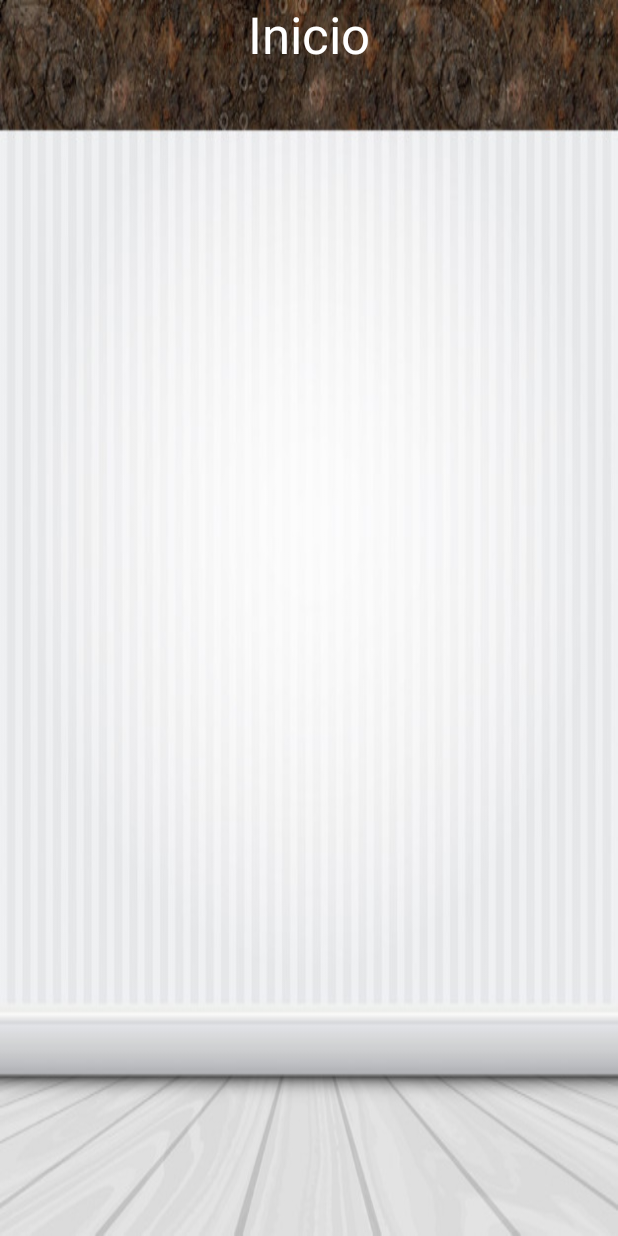
After one commit to MoONStterTeixi/Social-Network, an Android app: the layout activity_welcomev2.xml on its own in the app's theme, with its tools: preview values and no code run, on a phone screen of 412 x 824 dp. The commit adds this screen. Run offline under Robolectric (Android 15) with nearby library versions, the phone set to English and light mode, and no system bars.

```diff
--- a/EpidemicGames/app/src/main/AndroidManifest.xml
+++ b/EpidemicGames/app/src/main/AndroidManifest.xml
@@ -33,6 +33,7 @@
         <activity android:name=".NewsActivity" />
         <activity android:name=".GamesActivity" />
         <activity android:name=".AboutActivity" />
+        <activity android:name=".Welcomev2Activity"></activity>
     </application>
 
 </manifest>
--- a/EpidemicGames/app/src/main/java/com/moonstterinc/epidemicgames/epidemicgames/LoginActivity.java
+++ b/EpidemicGames/app/src/main/java/com/moonstterinc/epidemicgames/epidemicgames/LoginActivity.java
@@ -221,7 +221,11 @@ public class LoginActivity extends AppCompatActivity {
 
                 DataClass.GlobalUser = User.GetObj(DataClass.UserJson);
                 //Toast.makeText(this, "Input Validation Success", Toast.LENGTH_LONG).show();
-                Intent Intent = new Intent(this, WelcomeActivity.class);
+                /*Intent Intent = new Intent(this, WelcomeActivity.class);
+                startActivity(Intent);
+                finish();*/
+
+                Intent Intent = new Intent(this,  Welcomev2Activity.class);
                 startActivity(Intent);
                 finish();
             }
--- /dev/null
+++ b/EpidemicGames/app/src/main/res/layout/activity_welcomev2.xml
@@ -0,0 +1,37 @@
+<?xml version="1.0" encoding="utf-8"?>
+<LinearLayout xmlns:android="http://schemas.android.com/apk/res/android"
+    xmlns:app="http://schemas.android.com/apk/res-auto"
+    xmlns:tools="http://schemas.android.com/tools"
+    android:layout_width="match_parent"
+    android:layout_height="match_parent"
+    android:background="@drawable/bg_welcome"
+    android:orientation="vertical"
+    android:weightSum="10"
+    tools:context=".Welcomev2Activity">
+
+    <RelativeLayout
+        android:layout_width="match_parent"
+        android:layout_height="0dp"
+        android:layout_weight="2">
+
+        <TextView
+            android:id="@+id/TextGrid"
+            android:layout_width="wrap_content"
+            android:layout_height="wrap_content"
+            android:layout_alignParentTop="true"
+            android:layout_centerHorizontal="true"
+            android:text="Inicio"
+            android:textColor="@color/white"
+            android:textSize="34sp"/>
+
+        <GridLayout
+            android:layout_weigth="8"
+            android:layout_width="match_parent"
+            android:layout_height="0dp">
+
+        </GridLayout>
+
+
+
+    </RelativeLayout>
+</LinearLayout>
```
Also changed, not shown: EpidemicGames/app/src/main/java/com/moonstterinc/epidemicgames/epidemicgames/ActivityOne.java (added, +21 -0 lines), EpidemicGames/app/src/main/java/com/moonstterinc/epidemicgames/epidemicgames/Welcomev2Activity.java (added, +106 -0 lines), EpidemicGames/app/src/main/res/layout/activity_news.xml (+8 -2 lines), EpidemicGames/app/src/main/res/layout/activity_one.xml (added, +16 -0 lines), EpidemicGames/app/src/main/res/layout/item_recycler_view_row.xml (+18 -16 lines), EpidemicGames/app/src/main/res/drawable-v24/bg.png (added), EpidemicGames/app/src/main/res/drawable-v24/family_time.png (added), 1 other file.
